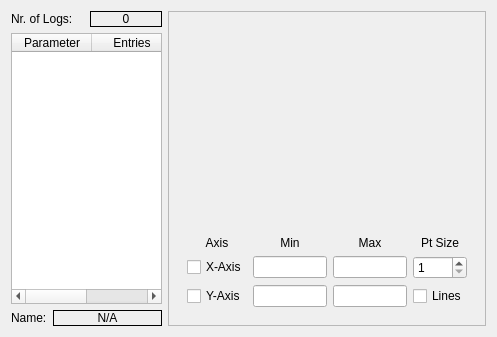
Before: the Qt Designer form muondetector-gui/src/main/logplotswidget.ui in MuonPi/muondetector, drawn with Qt 5.
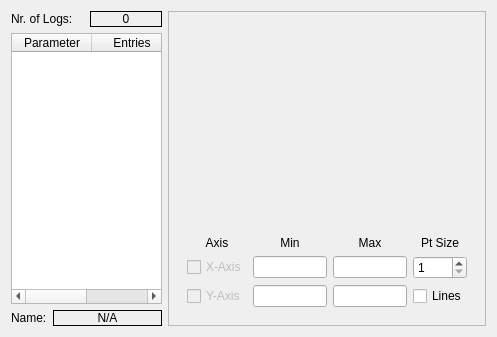
After: the same form once the commit is applied. Custom widgets are drawn as their Qt base class.

Commit message: - added sat labelling in sat tab - added rates to log graphs - fixed bug in autoscaling of log graphs

The edit to the form file:
```diff
--- a/muondetector-gui/src/main/logplotswidget.ui
+++ b/muondetector-gui/src/main/logplotswidget.ui
@@ -183,6 +183,9 @@
            </item>
            <item row="1" column="0">
             <widget class="QCheckBox" name="xAutoScaleCheckBox">
+             <property name="enabled">
+              <bool>false</bool>
+             </property>
              <property name="layoutDirection">
               <enum>Qt::LeftToRight</enum>
              </property>
@@ -193,6 +196,9 @@
            </item>
            <item row="2" column="0">
             <widget class="QCheckBox" name="yAutoScaleCheckBox">
+             <property name="enabled">
+              <bool>false</bool>
+             </property>
              <property name="text">
               <string>Y-Axis</string>
              </property>
```
The commit also changes 6 other files.
